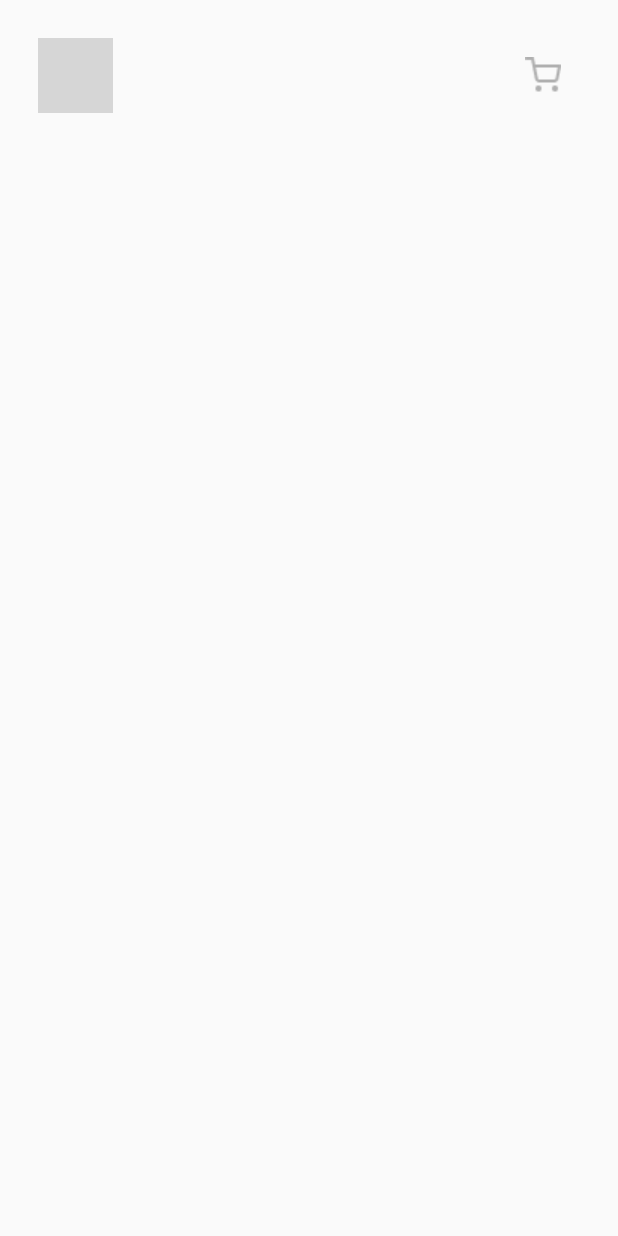
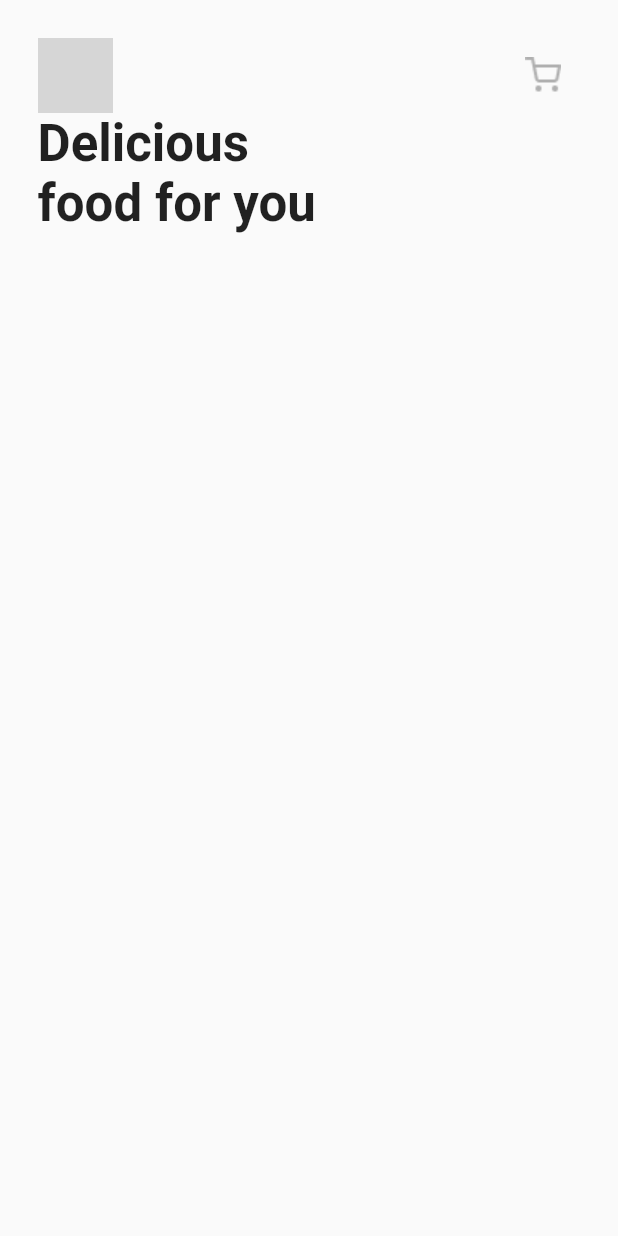
Before and after one commit to MonikaBhasin7/flutternoob, a Flutter app: the screen it shows after launch, on a phone screen of 412 x 824 dp. Run offline on Flutter 3.47's test engine with Material 2 defaults, Android fonts, the phone set to English and light mode, and no system bars; our stand-ins replace google_fonts; grey boxes are pictures that could not be loaded.

```diff
--- a/lib/pages/foodApp/food_home_page.dart
+++ b/lib/pages/foodApp/food_home_page.dart
@@ -9,8 +9,11 @@ class FoodHomePage extends StatelessWidget {
       body: Padding(
         padding: const EdgeInsets.all(25.0),
         child: Column(
+          mainAxisAlignment: MainAxisAlignment.start,
+          crossAxisAlignment: CrossAxisAlignment.start,
           children: [
-            FoodToolbar()
+            FoodToolbarWidget(),
+            TitleWidget()
           ],
         ),
       ),
@@ -18,7 +21,7 @@ class FoodHomePage extends StatelessWidget {
   }
 }
 
-class FoodToolbar extends StatelessWidget {
+class FoodToolbarWidget extends StatelessWidget {
   @override
   Widget build(BuildContext context) {
     return Row(
@@ -37,5 +40,15 @@ class FoodToolbar extends StatelessWidget {
       ],
     );
   }
+}
+
+class TitleWidget extends StatelessWidget {
+  @override
+  Widget build(BuildContext context) {
+    return Text("Delicious\nfood for you", style: TextStyle(
+        fontSize: 34,
+        fontWeight: FontWeight.bold
+    ));
+  }
 
 }
```
